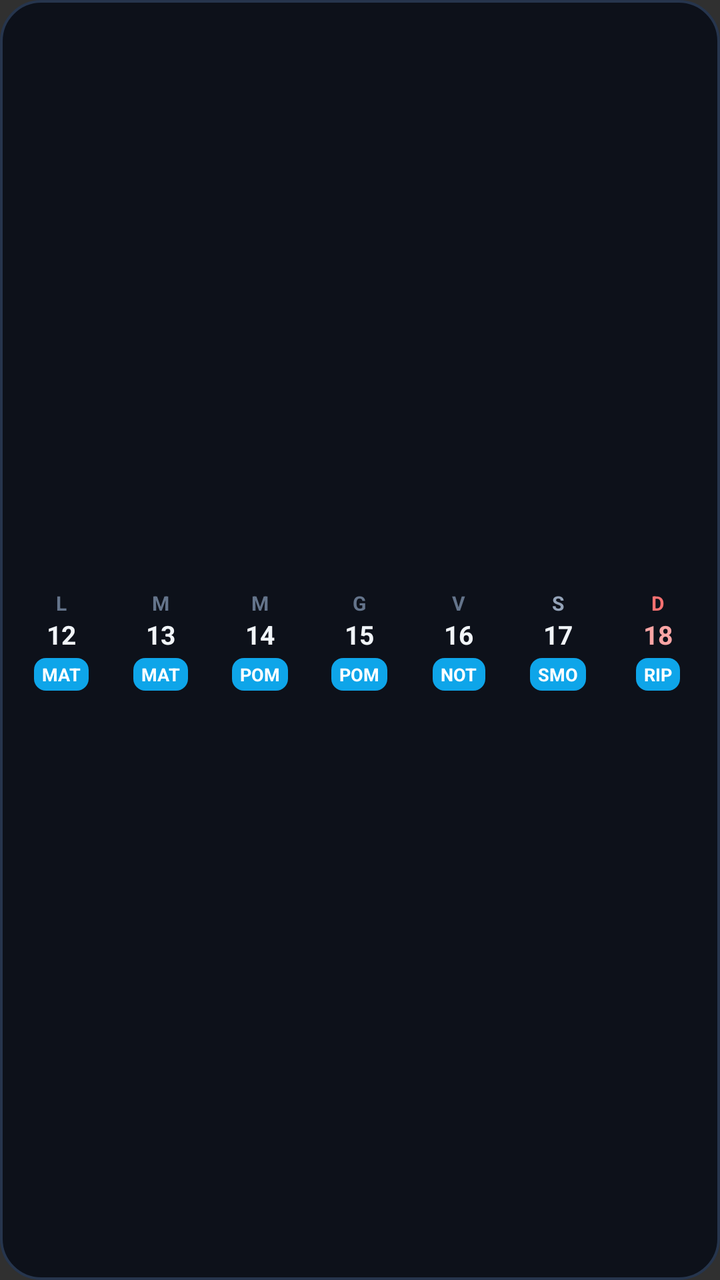
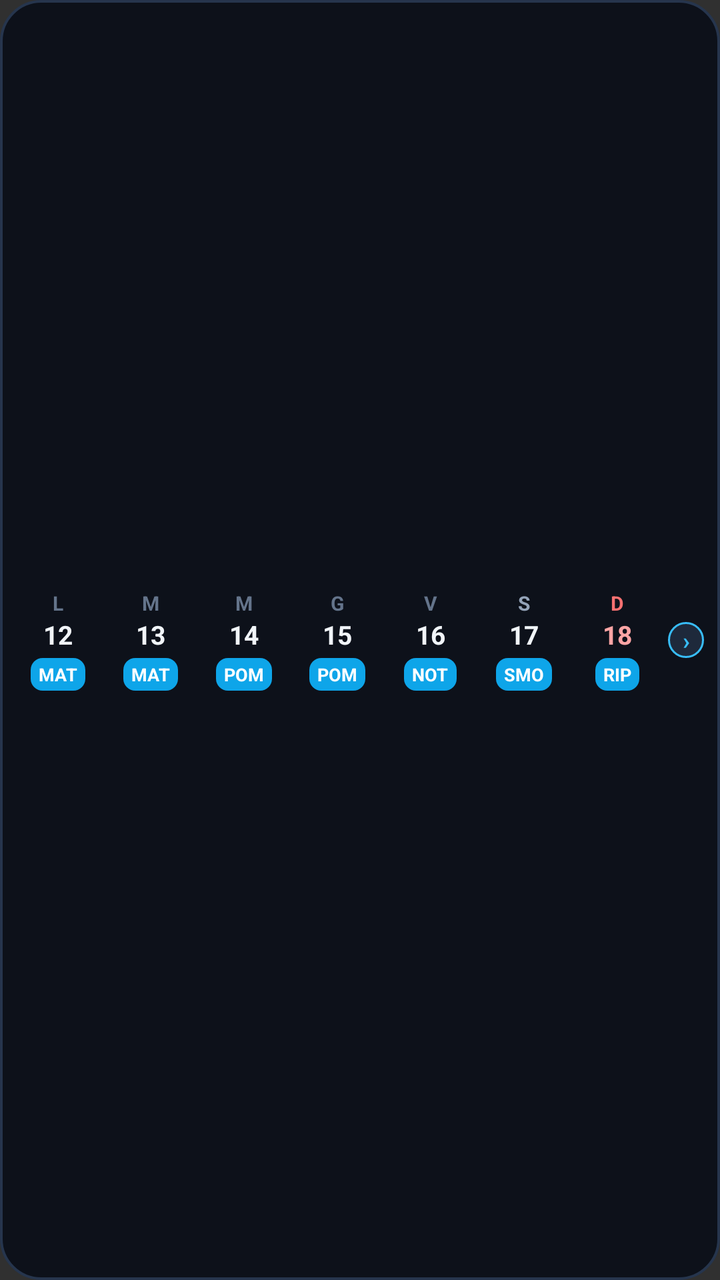

The first picture is an Android layout as it rendered before a commit; the second is the same layout after the commit. The layout source and the unified diff follow.
<!-- AndroidManifest.xml: application theme Theme.CalendarioTurni -->
<!-- res/layout/widget_week_row.xml -->
<?xml version="1.0" encoding="utf-8"?>
<LinearLayout xmlns:android="http://schemas.android.com/apk/res/android"
    android:id="@+id/widget_wr_root"
    android:layout_width="match_parent"
    android:layout_height="match_parent"
    android:background="@drawable/bg_widget_container"
    android:gravity="center_vertical"
    android:orientation="horizontal"
    android:padding="6dp">

    
    <LinearLayout
        android:id="@+id/cell_wr_0"
        android:layout_width="0dp"
        android:layout_height="match_parent"
        android:layout_weight="1"
        android:gravity="center"
        android:orientation="vertical"
        android:padding="2dp">

        <TextView
            android:id="@+id/wr_day_name_0"
            android:layout_width="wrap_content"
            android:layout_height="wrap_content"
            android:text="L"
            android:textColor="#64748B"
            android:textSize="10sp"
            android:textStyle="bold" />

        <TextView
            android:id="@+id/wr_day_num_0"
            android:layout_width="wrap_content"
            android:layout_height="wrap_content"
            android:text="12"
            android:textColor="#F1F5F9"
            android:textSize="13sp"
            android:textStyle="bold" />

        <TextView
            android:id="@+id/wr_shift_code_0"
            android:layout_width="wrap_content"
            android:layout_height="wrap_content"
            android:layout_marginTop="3dp"
            android:background="@drawable/bg_widget_badge"
            android:paddingStart="4dp"
            android:paddingTop="2dp"
            android:paddingEnd="4dp"
            android:paddingBottom="2dp"
            android:text="MAT"
            android:textColor="#FFFFFF"
            android:textSize="9sp"
            android:textStyle="bold" />
    </LinearLayout>

    
    <LinearLayout
        android:id="@+id/cell_wr_1"
        android:layout_width="0dp"
        android:layout_height="match_parent"
        android:layout_weight="1"
        android:gravity="center"
        android:orientation="vertical"
        android:padding="2dp">

        <TextView
            android:id="@+id/wr_day_name_1"
            android:layout_width="wrap_content"
            android:layout_height="wrap_content"
            android:text="M"
            android:textColor="#64748B"
            android:textSize="10sp"
            android:textStyle="bold" />

        <TextView
            android:id="@+id/wr_day_num_1"
            android:layout_width="wrap_content"
            android:layout_height="wrap_content"
            android:text="13"
            android:textColor="#F1F5F9"
            android:textSize="13sp"
            android:textStyle="bold" />

        <TextView
            android:id="@+id/wr_shift_code_1"
            android:layout_width="wrap_content"
            android:layout_height="wrap_content"
            android:layout_marginTop="3dp"
            android:background="@drawable/bg_widget_badge"
            android:paddingStart="4dp"
            android:paddingTop="2dp"
            android:paddingEnd="4dp"
            android:paddingBottom="2dp"
            android:text="MAT"
            android:textColor="#FFFFFF"
            android:textSize="9sp"
            android:textStyle="bold" />
    </LinearLayout>

    
    <LinearLayout
        android:id="@+id/cell_wr_2"
        android:layout_width="0dp"
        android:layout_height="match_parent"
        android:layout_weight="1"
        android:gravity="center"
        android:orientation="vertical"
        android:padding="2dp">

        <TextView
            android:id="@+id/wr_day_name_2"
            android:layout_width="wrap_content"
            android:layout_height="wrap_content"
            android:text="M"
            android:textColor="#64748B"
            android:textSize="10sp"
            android:textStyle="bold" />

        <TextView
            android:id="@+id/wr_day_num_2"
            android:layout_width="wrap_content"
            android:layout_height="wrap_content"
            android:text="14"
            android:textColor="#F1F5F9"
            android:textSize="13sp"
            android:textStyle="bold" />

        <TextView
            android:id="@+id/wr_shift_code_2"
            android:layout_width="wrap_content"
            android:layout_height="wrap_content"
            android:layout_marginTop="3dp"
            android:background="@drawable/bg_widget_badge"
            android:paddingStart="4dp"
            android:paddingTop="2dp"
            android:paddingEnd="4dp"
            android:paddingBottom="2dp"
            android:text="POM"
            android:textColor="#FFFFFF"
            android:textSize="9sp"
            android:textStyle="bold" />
    </LinearLayout>

    
    <LinearLayout
        android:id="@+id/cell_wr_3"
        android:layout_width="0dp"
        android:layout_height="match_parent"
        android:layout_weight="1"
        android:gravity="center"
        android:orientation="vertical"
        android:padding="2dp">

        <TextView
            android:id="@+id/wr_day_name_3"
            android:layout_width="wrap_content"
            android:layout_height="wrap_content"
            android:text="G"
            android:textColor="#64748B"
            android:textSize="10sp"
            android:textStyle="bold" />

        <TextView
            android:id="@+id/wr_day_num_3"
            android:layout_width="wrap_content"
            android:layout_height="wrap_content"
            android:text="15"
            android:textColor="#F1F5F9"
            android:textSize="13sp"
            android:textStyle="bold" />

        <TextView
            android:id="@+id/wr_shift_code_3"
            android:layout_width="wrap_content"
            android:layout_height="wrap_content"
            android:layout_marginTop="3dp"
            android:background="@drawable/bg_widget_badge"
            android:paddingStart="4dp"
            android:paddingTop="2dp"
            android:paddingEnd="4dp"
            android:paddingBottom="2dp"
            android:text="POM"
            android:textColor="#FFFFFF"
            android:textSize="9sp"
            android:textStyle="bold" />
    </LinearLayout>

    
    <LinearLayout
        android:id="@+id/cell_wr_4"
        android:layout_width="0dp"
        android:layout_height="match_parent"
        android:layout_weight="1"
        android:gravity="center"
        android:orientation="vertical"
        android:padding="2dp">

        <TextView
            android:id="@+id/wr_day_name_4"
            android:layout_width="wrap_content"
            android:layout_height="wrap_content"
            android:text="V"
            android:textColor="#64748B"
            android:textSize="10sp"
            android:textStyle="bold" />

        <TextView
            android:id="@+id/wr_day_num_4"
            android:layout_width="wrap_content"
            android:layout_height="wrap_content"
            android:text="16"
            android:textColor="#F1F5F9"
            android:textSize="13sp"
            android:textStyle="bold" />

        <TextView
            android:id="@+id/wr_shift_code_4"
            android:layout_width="wrap_content"
            android:layout_height="wrap_content"
            android:layout_marginTop="3dp"
            android:background="@drawable/bg_widget_badge"
            android:paddingStart="4dp"
            android:paddingTop="2dp"
            android:paddingEnd="4dp"
            android:paddingBottom="2dp"
            android:text="NOT"
            android:textColor="#FFFFFF"
            android:textSize="9sp"
            android:textStyle="bold" />
    </LinearLayout>

    
    <LinearLayout
        android:id="@+id/cell_wr_5"
        android:layout_width="0dp"
        android:layout_height="match_parent"
        android:layout_weight="1"
        android:gravity="center"
        android:orientation="vertical"
        android:padding="2dp">

        <TextView
            android:id="@+id/wr_day_name_5"
            android:layout_width="wrap_content"
            android:layout_height="wrap_content"
            android:text="S"
            android:textColor="#94A3B8"
            android:textSize="10sp"
            android:textStyle="bold" />

        <TextView
            android:id="@+id/wr_day_num_5"
            android:layout_width="wrap_content"
            android:layout_height="wrap_content"
            android:text="17"
            android:textColor="#F1F5F9"
            android:textSize="13sp"
            android:textStyle="bold" />

        <TextView
            android:id="@+id/wr_shift_code_5"
            android:layout_width="wrap_content"
            android:layout_height="wrap_content"
            android:layout_marginTop="3dp"
            android:background="@drawable/bg_widget_badge"
            android:paddingStart="4dp"
            android:paddingTop="2dp"
            android:paddingEnd="4dp"
            android:paddingBottom="2dp"
            android:text="SMO"
            android:textColor="#FFFFFF"
            android:textSize="9sp"
            android:textStyle="bold" />
    </LinearLayout>

    
    <LinearLayout
        android:id="@+id/cell_wr_6"
        android:layout_width="0dp"
        android:layout_height="match_parent"
        android:layout_weight="1"
        android:gravity="center"
        android:orientation="vertical"
        android:padding="2dp">

        <TextView
            android:id="@+id/wr_day_name_6"
            android:layout_width="wrap_content"
            android:layout_height="wrap_content"
            android:text="D"
            android:textColor="#F87171"
            android:textSize="10sp"
            android:textStyle="bold" />

        <TextView
            android:id="@+id/wr_day_num_6"
            android:layout_width="wrap_content"
            android:layout_height="wrap_content"
            android:text="18"
            android:textColor="#FCA5A5"
            android:textSize="13sp"
            android:textStyle="bold" />

        <TextView
            android:id="@+id/wr_shift_code_6"
            android:layout_width="wrap_content"
            android:layout_height="wrap_content"
            android:layout_marginTop="3dp"
            android:background="@drawable/bg_widget_badge"
            android:paddingStart="4dp"
            android:paddingTop="2dp"
            android:paddingEnd="4dp"
            android:paddingBottom="2dp"
            android:text="RIP"
            android:textColor="#FFFFFF"
            android:textSize="9sp"
            android:textStyle="bold" />
    </LinearLayout>

</LinearLayout>
<!-- resources referenced by this layout -->
<resources>
  <!-- drawable bg_widget_badge (drawable) -->
  <?xml version="1.0" encoding="utf-8"?>
  <shape xmlns:android="http://schemas.android.com/apk/res/android"
      android:shape="rectangle">
      <solid android:color="#0EA5E9" />
      <corners android:radius="6dp" />
  </shape>
  <!-- drawable bg_widget_container (drawable) -->
  <?xml version="1.0" encoding="utf-8"?>
  <shape xmlns:android="http://schemas.android.com/apk/res/android"
      android:shape="rectangle">
      <solid android:color="#0D111A" />
      <corners android:radius="20dp" />
      <stroke
          android:width="1.2dp"
          android:color="#26354D" />
  </shape>
  <style name="Theme.CalendarioTurni" parent="android:Theme.Material.NoActionBar">
          <item name="android:statusBarColor">#0F131C</item>
          <item name="android:navigationBarColor">#0F131C</item>
      </style>
</resources>

<!-- the commit's change to res/layout/widget_week_row.xml (unified diff, before → after) -->
@@ -316,4 +316,38 @@
             android:textStyle="bold" />
     </LinearLayout>
 
+    
+    <LinearLayout
+        android:layout_width="wrap_content"
+        android:layout_height="match_parent"
+        android:gravity="center"
+        android:orientation="horizontal"
+        android:paddingStart="2dp"
+        android:paddingEnd="2dp">
+
+        <TextView
+            android:id="@+id/btn_wr_prev"
+            android:layout_width="18dp"
+            android:layout_height="18dp"
+            android:layout_marginEnd="2dp"
+            android:background="@drawable/bg_widget_nav_btn"
+            android:gravity="center"
+            android:text="‹"
+            android:textColor="#38BDF8"
+            android:textSize="12sp"
+            android:textStyle="bold"
+            android:visibility="gone" />
+
+        <TextView
+            android:id="@+id/btn_wr_next"
+            android:layout_width="18dp"
+            android:layout_height="18dp"
+            android:background="@drawable/bg_widget_nav_btn"
+            android:gravity="center"
+            android:text="›"
+            android:textColor="#38BDF8"
+            android:textSize="12sp"
+            android:textStyle="bold" />
+    </LinearLayout>
+
 </LinearLayout>
<!-- resource entries referenced after the edit -->
@@ -17,6 +17,15 @@
           android:width="1.2dp"
           android:color="#26354D" />
   </shape>
+  <!-- drawable bg_widget_nav_btn (drawable) -->
+  ﻿<?xml version="1.0" encoding="utf-8"?>
+  <shape xmlns:android="http://schemas.android.com/apk/res/android"
+      android:shape="oval">
+      <solid android:color="#1E293B" />
+      <stroke
+          android:width="1dp"
+          android:color="#38BDF8" />
+  </shape>
   <style name="Theme.CalendarioTurni" parent="android:Theme.Material.NoActionBar">
           <item name="android:statusBarColor">#0F131C</item>
           <item name="android:navigationBarColor">#0F131C</item>
